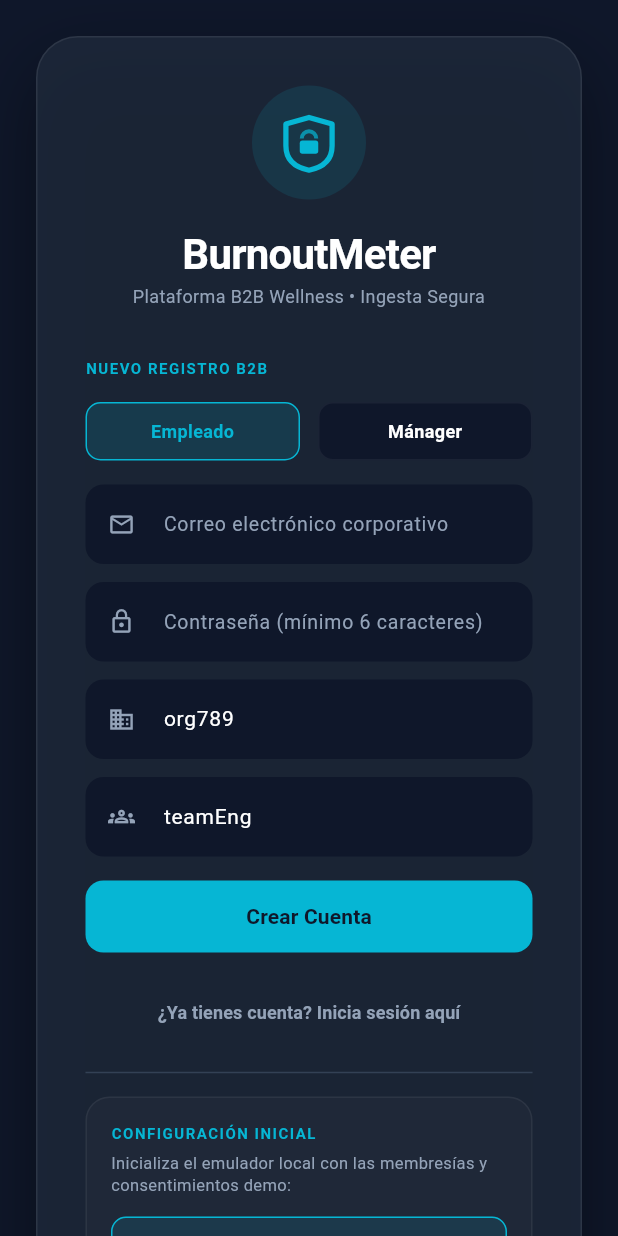
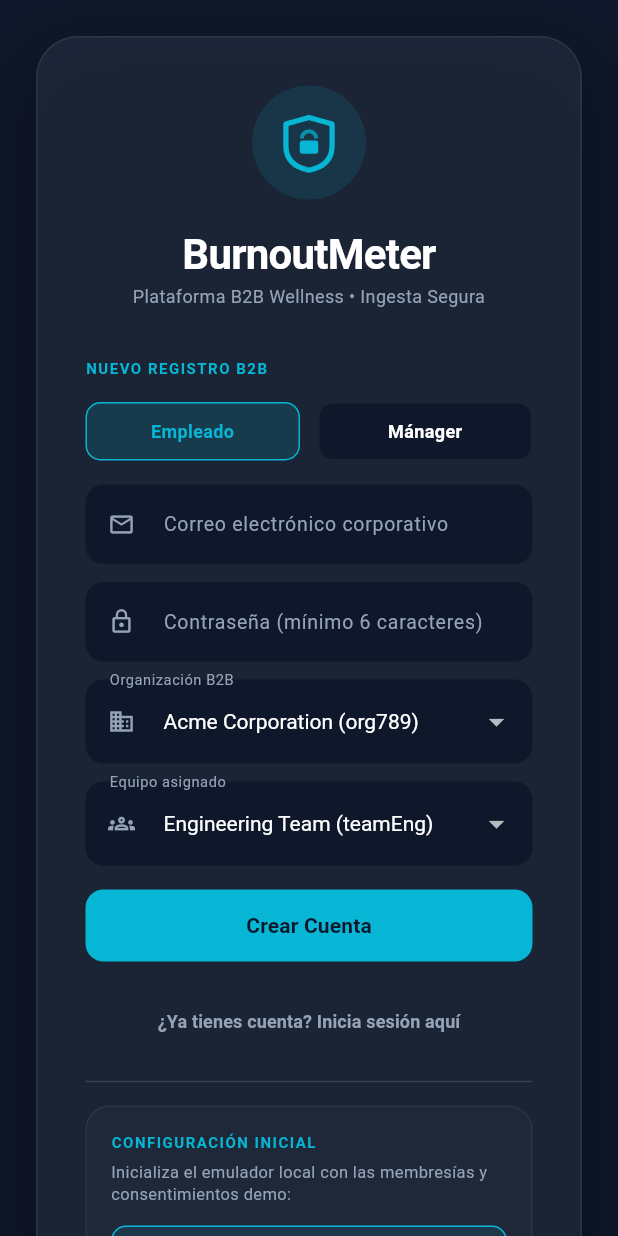
Before and after one commit to zepolnala/burnout_meter, a Flutter app: the screen it shows after launch, after a tap on "¿No tienes cuenta? Regístrate aquí", on a phone screen of 412 x 824 dp. Run offline on Flutter 3.47's test engine with Material 3 defaults, Android fonts, the phone set to English and light mode, and no system bars; our stand-ins replace cloud_firestore, drift, firebase_auth, firebase_core, flutter_riverpod, freezed_annotation and 1 more; accounts and stored records are empty; generated files the repository leaves out were written again; network calls fail.

Commit message:
feat: implement dynamic organization and team dropdowns with custom onboarding drawers

```diff
--- a/lib/presentation/shared/login_screen.dart
+++ b/lib/presentation/shared/login_screen.dart
@@ -26,6 +26,25 @@ class _LoginScreenState extends ConsumerState<LoginScreen> {
   bool _seeding = false;
   bool _isRegisterMode = false;
   String _selectedRole = 'employee'; // 'employee' or 'manager'
+  String _selectedOrg = 'org789';
+  String _selectedTeam = 'teamEng';
+
+  final Map<String, Map<String, dynamic>> _predefinedOrgs = const {
+    'org789': {
+      'name': 'Acme Corporation (org789)',
+      'teams': {
+        'teamEng': 'Engineering Team (teamEng)',
+        'teamCS': 'Customer Success Team (teamCS)',
+      }
+    },
+    'orgDemo': {
+      'name': 'Demo Health Inc. (orgDemo)',
+      'teams': {
+        'teamDemo': 'General Demo Team (teamDemo)',
+        'teamProduct': 'Product & Design (teamProduct)',
+      }
+    },
+  };
 
   @override
   void dispose() {
@@ -456,34 +475,118 @@ class _LoginScreenState extends ConsumerState<LoginScreen> {
                     ),
                     const SizedBox(height: 12),
 
-                    // Org Input
-                    TextField(
-                      controller: _regOrgController,
+                    // Org Input (Dropdown + Custom TextField)
+                    DropdownButtonFormField<String>(
+                      // ignore: deprecated_member_use
+                      value: _selectedOrg,
+                      dropdownColor: AppTheme.cardSlate,
                       style: const TextStyle(color: Colors.white, fontSize: 14),
                       decoration: InputDecoration(
                         prefixIcon: const Icon(Icons.business_outlined, color: AppTheme.softText, size: 18),
-                        hintText: 'ID Organización (Ej: org789)',
-                        hintStyle: const TextStyle(color: AppTheme.softText, fontSize: 13),
+                        labelText: 'Organización B2B',
+                        labelStyle: const TextStyle(color: AppTheme.softText, fontSize: 13),
                         filled: true,
                         fillColor: const Color(0xFF0F172A),
                         border: OutlineInputBorder(borderRadius: BorderRadius.circular(12), borderSide: BorderSide.none),
                       ),
+                      items: [
+                        ..._predefinedOrgs.entries.map((e) => DropdownMenuItem(
+                          value: e.key,
+                          child: Text(e.value['name'] as String),
+                        )),
+                        const DropdownMenuItem(
+                          value: 'custom',
+                          child: Text('Crear nueva organización / Otra...'),
+                        ),
+                      ],
+                      onChanged: (val) {
+                        if (val != null) {
+                          setState(() {
+                            _selectedOrg = val;
+                            if (val == 'custom') {
+                              _regOrgController.clear();
+                              _selectedTeam = 'custom';
+                              _regTeamController.clear();
+                            } else {
+                              _regOrgController.text = val;
+                              final teams = _predefinedOrgs[val]!['teams'] as Map<String, String>;
+                              _selectedTeam = teams.keys.first;
+                              _regTeamController.text = _selectedTeam;
+                            }
+                          });
+                        }
+                      },
                     ),
+                    if (_selectedOrg == 'custom') ...[
+                      const SizedBox(height: 12),
+                      TextField(
+                        controller: _regOrgController,
+                        style: const TextStyle(color: Colors.white, fontSize: 14),
+                        decoration: InputDecoration(
+                          prefixIcon: const Icon(Icons.business_outlined, color: AppTheme.accentTeal, size: 18),
+                          hintText: 'ID de la Nueva Organización (Ej: miOrg)',
+                          hintStyle: const TextStyle(color: AppTheme.softText, fontSize: 13),
+                          filled: true,
+                          fillColor: const Color(0xFF0F172A),
+                          border: OutlineInputBorder(borderRadius: BorderRadius.circular(12), borderSide: BorderSide.none),
+                        ),
+                      ),
+                    ],
                     const SizedBox(height: 12),
 
-                    // Team Input
-                    TextField(
-                      controller: _regTeamController,
+                    // Team Input (Dropdown + Custom TextField)
+                    DropdownButtonFormField<String>(
+                      // ignore: deprecated_member_use
+                      value: _selectedTeam,
+                      dropdownColor: AppTheme.cardSlate,
                       style: const TextStyle(color: Colors.white, fontSize: 14),
                       decoration: InputDecoration(
                         prefixIcon: const Icon(Icons.groups_outlined, color: AppTheme.softText, size: 18),
-                        hintText: _selectedRole == 'employee' ? 'ID Equipo (Ej: teamEng)' : 'ID Equipo Asignado (Ej: teamEng)',
-                        hintStyle: const TextStyle(color: AppTheme.softText, fontSize: 13),
+                        labelText: _selectedRole == 'employee' ? 'Equipo asignado' : 'Equipo a liderar',
+                        labelStyle: const TextStyle(color: AppTheme.softText, fontSize: 13),
                         filled: true,
                         fillColor: const Color(0xFF0F172A),
                         border: OutlineInputBorder(borderRadius: BorderRadius.circular(12), borderSide: BorderSide.none),
                       ),
+                      items: [
+                        if (_selectedOrg != 'custom')
+                          ...(_predefinedOrgs[_selectedOrg]!['teams'] as Map<String, String>).entries.map((e) => DropdownMenuItem(
+                            value: e.key,
+                            child: Text(e.value),
+                          )),
+                        const DropdownMenuItem(
+                          value: 'custom',
+                          child: Text('Otro equipo / Crear nuevo...'),
+                        ),
+                      ],
+                      onChanged: (val) {
+                        if (val != null) {
+                          setState(() {
+                            _selectedTeam = val;
+                            if (val == 'custom') {
+                              _regTeamController.clear();
+                            } else {
+                              _regTeamController.text = val;
+                            }
+                          });
+                        }
+                      },
                     ),
+                    if (_selectedTeam == 'custom') ...[
+                      const SizedBox(height: 12),
+                      TextField(
+                        controller: _regTeamController,
+                        style: const TextStyle(color: Colors.white, fontSize: 14),
+                        decoration: InputDecoration(
+                          prefixIcon: const Icon(Icons.groups_outlined, color: AppTheme.accentTeal, size: 18),
+                          hintText: _selectedRole == 'employee' ? 'ID del Nuevo Equipo (Ej: teamEng)' : 'ID del Equipo a Liderar (Ej: teamEng)',
+                          hintStyle: const TextStyle(color: AppTheme.softText, fontSize: 13),
+                          filled: true,
+                          fillColor: const Color(0xFF0F172A),
+                          border: OutlineInputBorder(borderRadius: BorderRadius.circular(12), borderSide: BorderSide.none),
+                        ),
+                      ),
+                    ],
                     const SizedBox(height: 16),
 
                     // Register Button
```
